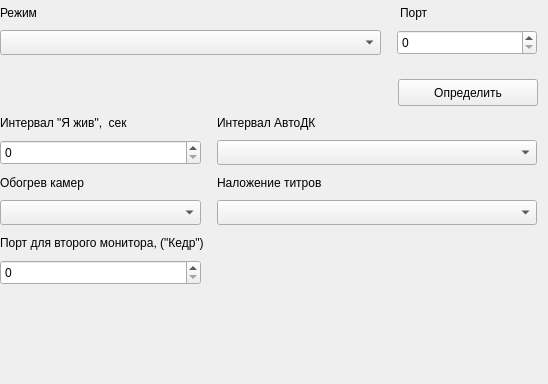
The window that m_cfg/rastr_widget.ui (xXRadioHeadXx/start7) describes before a commit, drawn with Qt 5.
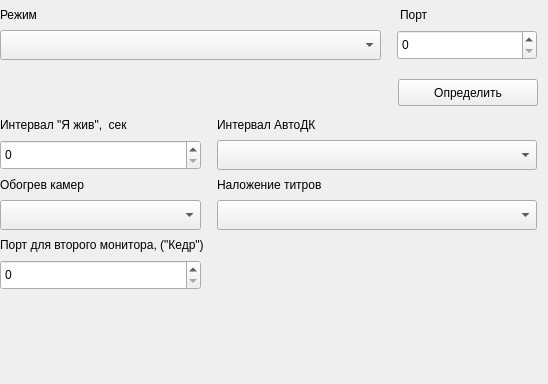
The same window after the commit. Custom widgets are drawn as their Qt base class.

What changed in the file:
```diff
--- a/m_cfg/rastr_widget.ui
+++ b/m_cfg/rastr_widget.ui
@@ -19,7 +19,7 @@
      <x>0</x>
      <y>0</y>
      <width>73</width>
-     <height>25</height>
+     <height>30</height>
     </rect>
    </property>
    <property name="text">
@@ -32,7 +32,7 @@
      <x>217</x>
      <y>140</y>
      <width>320</width>
-     <height>25</height>
+     <height>30</height>
     </rect>
    </property>
   </widget>
@@ -42,7 +42,7 @@
      <x>217</x>
      <y>200</y>
      <width>320</width>
-     <height>25</height>
+     <height>30</height>
     </rect>
    </property>
   </widget>
@@ -65,7 +65,7 @@
      <x>0</x>
      <y>30</y>
      <width>381</width>
-     <height>25</height>
+     <height>30</height>
     </rect>
    </property>
    <property name="minimumSize">
@@ -77,7 +77,7 @@
    <property name="maximumSize">
     <size>
      <width>999</width>
-     <height>25</height>
+     <height>30</height>
     </size>
    </property>
   </widget>
@@ -87,7 +87,7 @@
      <x>0</x>
      <y>110</y>
      <width>201</width>
-     <height>25</height>
+     <height>30</height>
     </rect>
    </property>
    <property name="text">
@@ -100,7 +100,7 @@
      <x>400</x>
      <y>0</y>
      <width>61</width>
-     <height>25</height>
+     <height>30</height>
     </rect>
    </property>
    <property name="text">
@@ -113,7 +113,7 @@
      <x>0</x>
      <y>230</y>
      <width>441</width>
-     <height>25</height>
+     <height>30</height>
     </rect>
    </property>
    <property name="text">
@@ -126,7 +126,7 @@
      <x>0</x>
      <y>80</y>
      <width>381</width>
-     <height>25</height>
+     <height>30</height>
     </rect>
    </property>
   </widget>
@@ -136,7 +136,7 @@
      <x>0</x>
      <y>200</y>
      <width>201</width>
-     <height>25</height>
+     <height>30</height>
     </rect>
    </property>
   </widget>
@@ -146,7 +146,7 @@
      <x>0</x>
      <y>260</y>
      <width>201</width>
-     <height>25</height>
+     <height>30</height>
     </rect>
    </property>
    <property name="contextMenuPolicy">
@@ -162,7 +162,7 @@
      <x>217</x>
      <y>170</y>
      <width>201</width>
-     <height>25</height>
+     <height>30</height>
     </rect>
    </property>
    <property name="text">
@@ -175,7 +175,7 @@
      <x>217</x>
      <y>110</y>
      <width>201</width>
-     <height>25</height>
+     <height>30</height>
     </rect>
    </property>
    <property name="text">
@@ -188,7 +188,7 @@
      <x>0</x>
      <y>140</y>
      <width>201</width>
-     <height>25</height>
+     <height>30</height>
     </rect>
    </property>
    <property name="contextMenuPolicy">
@@ -201,7 +201,7 @@
      <x>397</x>
      <y>30</y>
      <width>140</width>
-     <height>25</height>
+     <height>30</height>
     </rect>
    </property>
    <property name="contextMenuPolicy">
@@ -217,7 +217,7 @@
      <x>0</x>
      <y>170</y>
      <width>201</width>
-     <height>25</height>
+     <height>30</height>
     </rect>
    </property>
    <property name="text">
```
